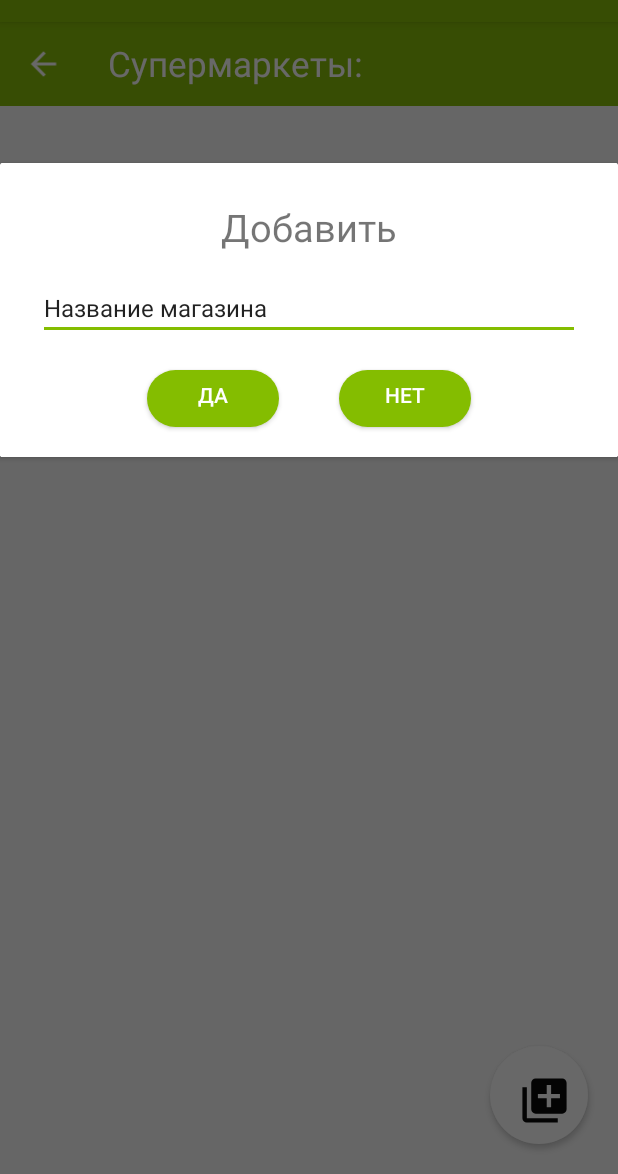
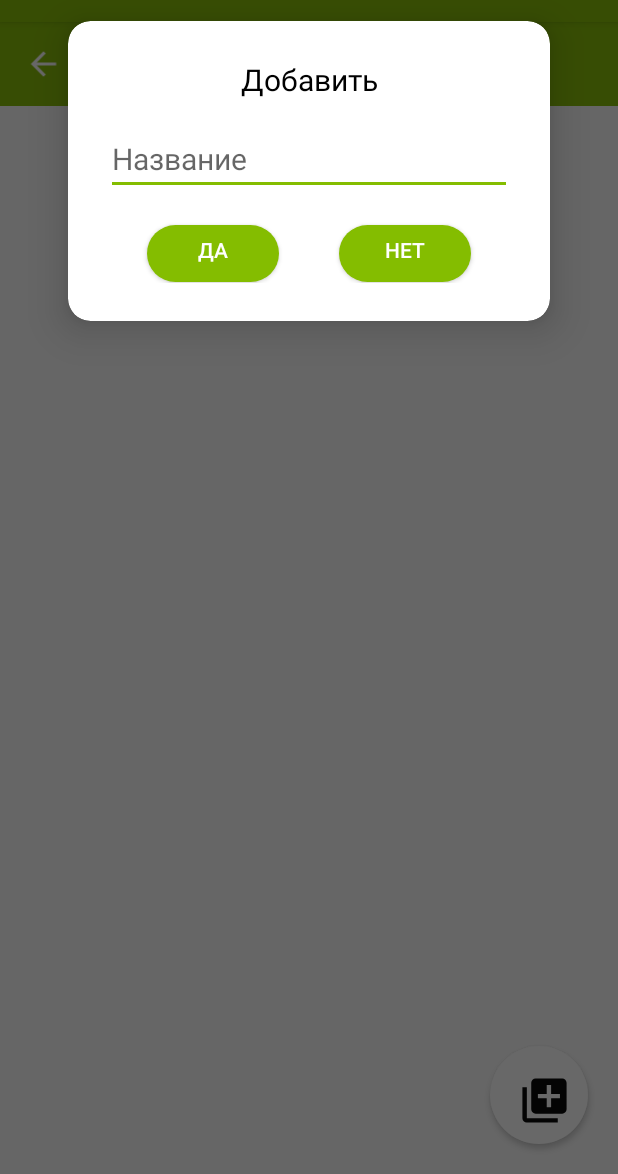
Before and after one commit to hatabulin/MarketDB, an Android app: the fragment AddRecordDialog placed in its activity, on a phone screen of 412 x 824 dp, the part 62-1236 px from its top. Run offline under Robolectric (Android 15) with nearby library versions, the phone set to English and light mode, and no system bars.

```diff
--- a/app/src/main/res/layout/dialog_add_record.xml
+++ b/app/src/main/res/layout/dialog_add_record.xml
@@ -7,37 +7,37 @@
 
     <androidx.cardview.widget.CardView
         android:layout_width="match_parent"
-        android:layout_height="wrap_content"
-        android:layout_marginTop="150dp"
+        android:layout_height="200dp"
+        android:layout_marginStart="45dp"
+        android:layout_marginTop="55dp"
+        android:layout_marginEnd="45dp"
+        android:layout_marginBottom="35dp"
+
         android:gravity="center_horizontal"
-        app:cardCornerRadius="1dp"
-        app:cardElevation="2dp">
+        app:cardCornerRadius="15dp"
+        app:cardElevation="15dp">
 
         <LinearLayout
             android:layout_width="match_parent"
             android:layout_height="match_parent"
-            android:layout_marginStart="25dp"
-            android:layout_marginEnd="25dp"
+            android:layout_margin="25dp"
             android:gravity="center_horizontal"
             android:orientation="vertical">
 
             <TextView
+                style="@style/DialogAddRecordBody"
                 android:layout_width="match_parent"
                 android:layout_height="wrap_content"
-                android:layout_marginTop="25dp"
                 android:text="@string/dialog_add_record_add"
-                android:textAlignment="center"
-                android:textSize="25sp"
-                android:textStyle="normal" />
+                android:textAlignment="center" />
 
             <EditText
                 android:id="@+id/et_market_name"
+                style="@style/DialogAddRecordBody"
                 android:layout_width="match_parent"
                 android:layout_height="wrap_content"
                 android:layout_marginTop="15dp"
-                android:ems="10"
-                android:text="@string/dialog_add_record_hint"
-                android:textSize="16sp" />
+                android:hint="@string/dialog_add_record_hint" />
 
             <LinearLayout
                 android:layout_width="match_parent"
--- a/app/src/main/res/values/strings.xml
+++ b/app/src/main/res/values/strings.xml
@@ -11,6 +11,6 @@
 
     <string name="dialog_add_record_change">Изменить</string>
     <string name="dialog_add_record_add">Добавить</string>
-    <string name="dialog_add_record_hint">Название магазина</string>
+    <string name="dialog_add_record_hint">Название</string>
 
 </resources>
--- a/app/src/main/res/values/styles.xml
+++ b/app/src/main/res/values/styles.xml
@@ -35,6 +35,16 @@
         <item name="android:textStyle">bold</item>
     </style>
 
+    <style name="DialogAddRecordBody">
+        <item name="android:textColor">@color/colorBlack</item>
+        <item name="android:textSize">20sp</item>
+    </style>
+
+    <style name="DialogAddRecordHead">
+        <item name="android:textColor">@color/colorBlue</item>
+        <item name="android:textSize">22sp</item>
+    </style>
+
     <style name="ImageInto">
         <item name="android:layout_width">65dp</item>
         <item name="android:layout_height">65dp</item>
```
